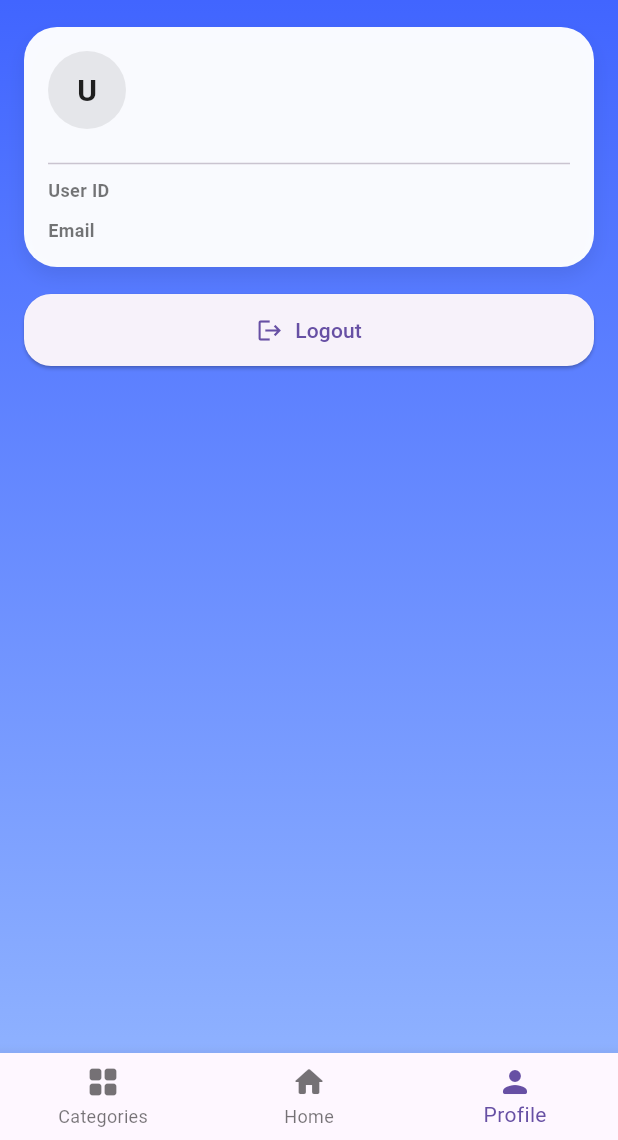
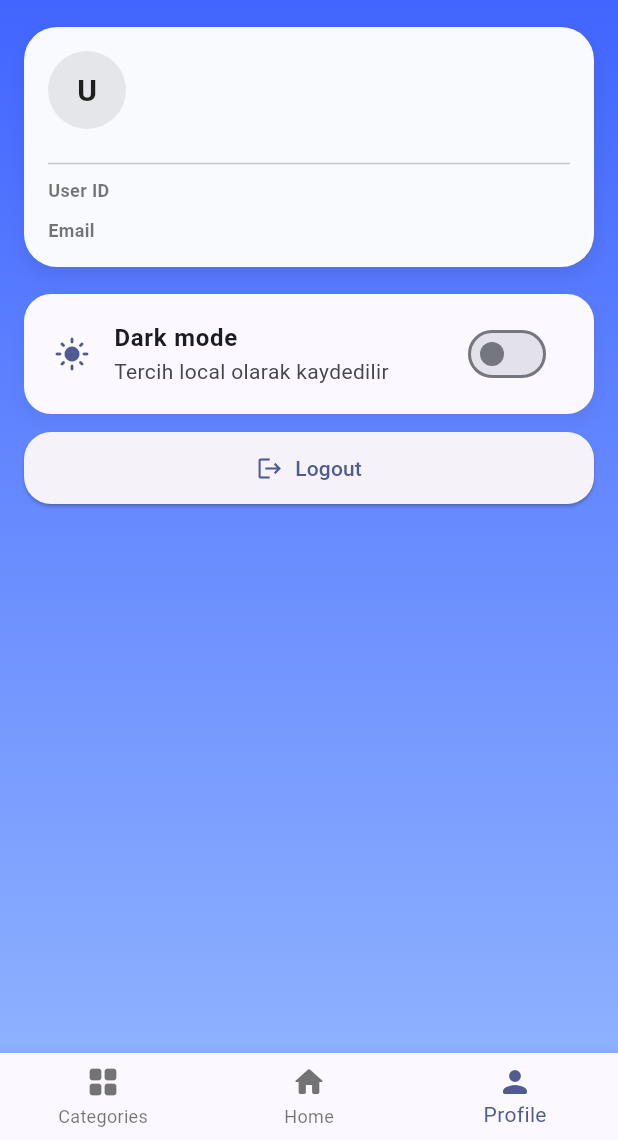
Before and after one commit to korcanbaykall/SUHub_Project, a Flutter app: the screen it shows once a user with an empty profile is signed in, item 3 of the bottom bar chosen, on a phone screen of 412 x 824 dp, the part 96-1236 px from its top. Run offline on Flutter 3.47's test engine with Material 3 defaults, Android fonts, the phone set to English and light mode, and no system bars; our stand-ins replace cloud_firestore, firebase_auth, firebase_core, shared_preferences; accounts and stored records are empty.

Commit message:
modedemo1

```diff
--- a/lib/main.dart
+++ b/lib/main.dart
@@ -8,15 +8,14 @@ import 'routes.dart';
 import 'providers/auth_provider.dart';
 import 'providers/posts_provider.dart';
 import 'providers/tab_provider.dart';
+import 'providers/theme_provider.dart';
 
 import 'screens/auth_gate.dart';
 import 'theme/app_colors.dart';
 
 Future<void> main() async {
   WidgetsFlutterBinding.ensureInitialized();
-  await Firebase.initializeApp(
-    options: DefaultFirebaseOptions.currentPlatform,
-  );
+  await Firebase.initializeApp(options: DefaultFirebaseOptions.currentPlatform);
   runApp(const SUHubApp());
 }
 
@@ -30,16 +29,32 @@ class SUHubApp extends StatelessWidget {
         ChangeNotifierProvider(create: (_) => AuthProvider()),
         ChangeNotifierProvider(create: (_) => PostsProvider()),
         ChangeNotifierProvider(create: (_) => TabProvider()),
+        ChangeNotifierProvider(create: (_) => ThemeProvider()),
       ],
-      child: MaterialApp(
+      child: Consumer<ThemeProvider>(
+        builder: (_, theme, __) {
+          return MaterialApp(
             title: 'SUHub',
             debugShowCheckedModeBanner: false,
+            themeMode: theme.mode,
             theme: ThemeData(
-          primaryColor: AppColors.primary,
+              colorScheme: ColorScheme.fromSeed(
+                seedColor: AppColors.primary,
+                brightness: Brightness.light,
+              ),
+              useMaterial3: true,
+            ),
+            darkTheme: ThemeData(
+              colorScheme: ColorScheme.fromSeed(
+                seedColor: AppColors.primary,
+                brightness: Brightness.dark,
+              ),
               useMaterial3: true,
             ),
             home: const AuthGate(),
             routes: AppRoutes.routes,
+          );
+        },
       ),
     );
   }
--- /dev/null
+++ b/lib/providers/theme_provider.dart
@@ -0,0 +1,35 @@
+import 'package:flutter/material.dart';
+import 'package:shared_preferences/shared_preferences.dart';
+
+class ThemeProvider extends ChangeNotifier {
+  static const _storageKey = 'theme_mode';
+
+  ThemeMode _mode = ThemeMode.light;
+  SharedPreferences? _prefs;
+
+  ThemeProvider() {
+    _load();
+  }
+
+  ThemeMode get mode => _mode;
+  bool get isDark => _mode == ThemeMode.dark;
+
+  Future<void> _load() async {
+    _prefs = await SharedPreferences.getInstance();
+    final saved = _prefs?.getString(_storageKey);
+    if (saved == 'dark') {
+      _mode = ThemeMode.dark;
+    } else if (saved == 'light') {
+      _mode = ThemeMode.light;
+    } else {
+      _mode = ThemeMode.light;
+    }
+    notifyListeners();
+  }
+
+  Future<void> setDark(bool dark) async {
+    _mode = dark ? ThemeMode.dark : ThemeMode.light;
+    await _prefs?.setString(_storageKey, dark ? 'dark' : 'light');
+    notifyListeners();
+  }
+}
--- a/lib/screens/profile_screen.dart
+++ b/lib/screens/profile_screen.dart
@@ -4,6 +4,7 @@ import 'package:provider/provider.dart';
 import '../theme/app_colors.dart';
 import '../theme/app_text_styles.dart';
 import '../providers/auth_provider.dart';
+import '../providers/theme_provider.dart';
 import '../routes.dart';
 
 class ProfileScreen extends StatelessWidget {
@@ -58,10 +59,7 @@ class _LoggedOutView extends StatelessWidget {
     return Column(
       crossAxisAlignment: CrossAxisAlignment.start,
       children: [
-        Text(
-          'Profile',
-          style: AppTextStyles.appTitle.copyWith(fontSize: 26),
-        ),
+        Text('Profile', style: AppTextStyles.appTitle.copyWith(fontSize: 26)),
         const SizedBox(height: 12),
         Container(
           width: double.infinity,
@@ -108,6 +106,8 @@ class _LoggedInView extends StatelessWidget {
 
   @override
   Widget build(BuildContext context) {
+    final theme = context.watch<ThemeProvider>();
+
     return Column(
       crossAxisAlignment: CrossAxisAlignment.start,
       children: [
@@ -118,10 +118,7 @@ class _LoggedInView extends StatelessWidget {
               'Profile',
               style: AppTextStyles.appTitle.copyWith(fontSize: 26),
             ),
-            Image.asset(
-              'assets/images/logo.png',
-              height: 48,
-            ),
+            Image.asset('assets/images/logo.png', height: 48),
           ],
         ),
         const SizedBox(height: 18),
@@ -195,6 +192,37 @@ class _LoggedInView extends StatelessWidget {
 
         const SizedBox(height: 18),
 
+        Container(
+          width: double.infinity,
+          padding: const EdgeInsets.symmetric(horizontal: 4, vertical: 4),
+          decoration: BoxDecoration(
+            color: Theme.of(context).colorScheme.surface,
+            borderRadius: BorderRadius.circular(18),
+            boxShadow: [
+              BoxShadow(
+                blurRadius: 10,
+                offset: const Offset(0, 6),
+                color: Colors.black.withOpacity(0.05),
+              ),
+            ],
+          ),
+          child: SwitchListTile.adaptive(
+            value: theme.isDark,
+            onChanged: (v) => context.read<ThemeProvider>().setDark(v),
+            title: const Text(
+              'Dark mode',
+              style: TextStyle(fontWeight: FontWeight.w700),
+            ),
+            subtitle: const Text('Tercih local olarak kaydedilir'),
+            secondary: Icon(
+              theme.isDark ? Icons.dark_mode : Icons.light_mode,
+              color: Theme.of(context).colorScheme.primary,
+            ),
+          ),
+        ),
+
+        const SizedBox(height: 12),
+
         SizedBox(
           width: double.infinity,
           child: ElevatedButton.icon(
@@ -237,10 +265,7 @@ class _InfoRow extends StatelessWidget {
   final String label;
   final String value;
 
-  const _InfoRow({
-    required this.label,
-    required this.value,
-  });
+  const _InfoRow({required this.label, required this.value});
 
   @override
   Widget build(BuildContext context) {
```
Also changed, not shown: pubspec.lock, 16 other files. Lines whose indentation alone changed are shown as unchanged.
